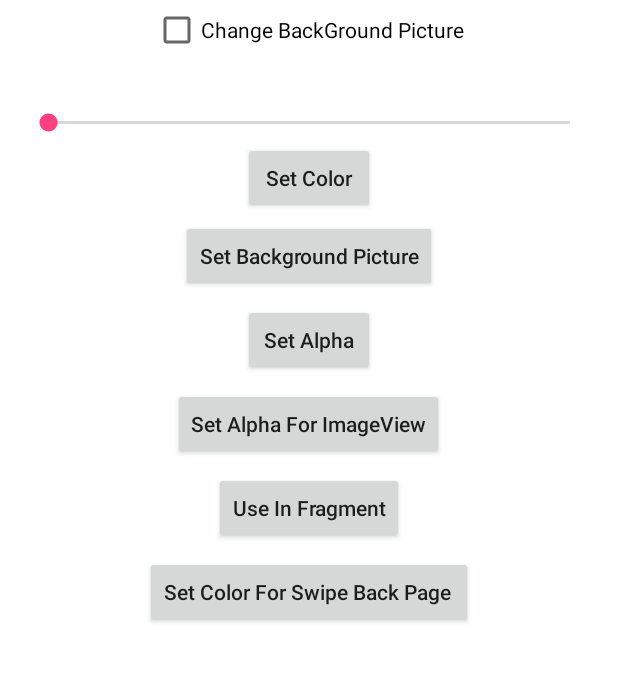
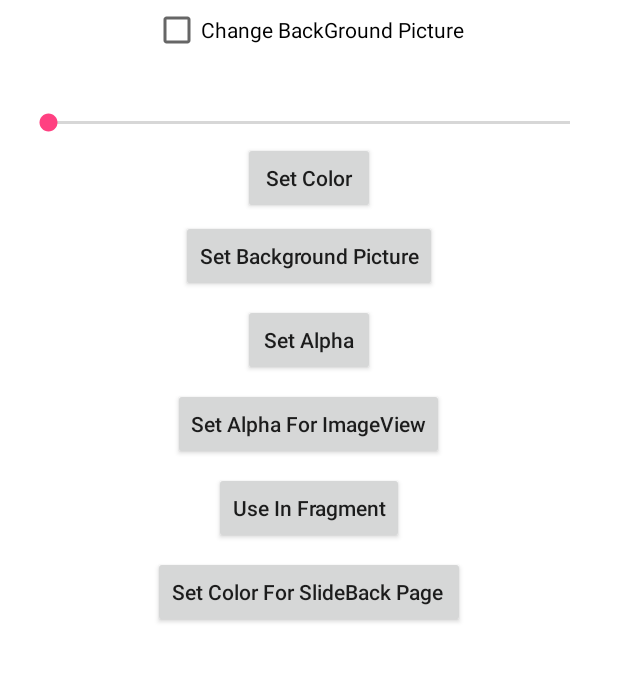
Before and after one commit to spnmyn/StatusBar, an Android app: the screen it shows after launch (MainActivity), on a phone screen of 412 x 824 dp, the part 84-766 px from its top. Run offline under Robolectric (Android 15) with nearby library versions, the phone set to English and light mode, and no system bars; libraries missing offline, so code that uses them is left out: com.jaeger.library; 3 statements that could not run were skipped.

Commit message:
修改提交。

```diff
--- a/app/src/main/java/com/example/administrator/statusbar/MainActivity.java
+++ b/app/src/main/java/com/example/administrator/statusbar/MainActivity.java
@@ -13,6 +13,7 @@ import android.widget.SeekBar;
 import android.widget.TextView;
 
 public class MainActivity extends BaseActivity {
+    /*声明控件*/
     private DrawerLayout mDrawerLayout;
     private Toolbar mToolbar;
     private CheckBox chb_change_background_picture;
@@ -21,12 +22,11 @@ public class MainActivity extends BaseActivity {
     private Button btn_set_alpha;
     private Button btn_set_alpha_for_image_view;
     private Button btn_use_in_fragment;
-    private Button btn_set_color_for_swipe_back_page;
-
+    private Button btn_set_color_for_slideBack_page;
     private ViewGroup contentLayout;
     private SeekBar mSbChangeAlpha;
     private TextView mTvStatusAlpha;
-
+    /*声明颜色、透明度变量*/
     private int mStatusBarColor;
     private int mAlpha = com.jaeger.library.StatusBarUtil.DEFAULT_STATUS_BAR_ALPHA;
 
@@ -34,7 +34,7 @@ public class MainActivity extends BaseActivity {
     protected void onCreate(Bundle savedInstanceState) {
         super.onCreate(savedInstanceState);
         setContentView(R.layout.activity_main);
-
+        // 初始化控件
         mDrawerLayout = (DrawerLayout) findViewById(R.id.drawer_layout);
         contentLayout = (ViewGroup) findViewById(R.id.main);
         mToolbar = (Toolbar) findViewById(R.id.toolbar);
@@ -44,11 +44,11 @@ public class MainActivity extends BaseActivity {
         btn_set_alpha = (Button) findViewById(R.id.btn_set_alpha);
         btn_set_alpha_for_image_view = (Button) findViewById(R.id.btn_set_alpha_for_image_view);
         btn_use_in_fragment = (Button) findViewById(R.id.btn_use_in_fragment);
-        btn_set_color_for_swipe_back_page = (Button) findViewById(R.id.btn_set_color_for_swipe_back_page);
+        btn_set_color_for_slideBack_page = (Button) findViewById(R.id.btn_set_color_for_slideBack_page);
         mSbChangeAlpha = (SeekBar) findViewById(R.id.sb_change_alpha);
         mTvStatusAlpha = (TextView) findViewById(R.id.tv_status_alpha);
+
         setSupportActionBar(mToolbar);
-
         ActionBarDrawerToggle toggle = new ActionBarDrawerToggle(this, mDrawerLayout, mToolbar, R.string.navigation_drawer_open, R.string.navigation_drawer_close);
         mDrawerLayout.setDrawerListener(toggle);
         toggle.syncState();
@@ -95,7 +95,7 @@ public class MainActivity extends BaseActivity {
             }
         });
 
-        btn_set_color_for_swipe_back_page.setOnClickListener(new View.OnClickListener() {
+        btn_set_color_for_slideBack_page.setOnClickListener(new View.OnClickListener() {
             @Override
             public void onClick(View v) {
                 Intent intent = new Intent(MainActivity.this, SwipeBackActivity.class);
--- a/app/src/main/java/com/example/administrator/statusbar/SwipeBackActivity.java
+++ b/app/src/main/java/com/example/administrator/statusbar/SwipeBackActivity.java
@@ -18,9 +18,11 @@ import java.util.Random;
  */
 
 public class SwipeBackActivity extends BaseActivity {
+    /*声明控件*/
+    private Toolbar mToolbar;
     private Button mBtnChangeColor;
+    /*声明颜色*/
     private int mColor = Color.GRAY;
-    private Toolbar mToolbar;
 
     @Override
     protected void onCreate(@Nullable Bundle savedInstanceState) {
@@ -28,6 +30,7 @@ public class SwipeBackActivity extends BaseActivity {
         // 设置右滑动返回
         Slidr.attach(this);
         setContentView(R.layout.swipe_back_activity);
+        // 初始化控件
         mToolbar = (Toolbar) findViewById(R.id.toolbar);
         mBtnChangeColor = (Button) findViewById(R.id.btn_change_color);
 
@@ -36,6 +39,7 @@ public class SwipeBackActivity extends BaseActivity {
             getSupportActionBar().setDisplayHomeAsUpEnabled(true);
         }
         mToolbar.setBackgroundColor(mColor);
+        // 随机改变颜色
         mBtnChangeColor.setOnClickListener(new View.OnClickListener() {
             @Override
             public void onClick(View v) {
--- a/app/src/main/res/layout/activity_main.xml
+++ b/app/src/main/res/layout/activity_main.xml
@@ -89,12 +89,12 @@
                 android:text="Use In Fragment" />
 
             <Button
-                android:id="@+id/btn_set_color_for_swipe_back_page"
+                android:id="@+id/btn_set_color_for_slideBack_page"
                 android:layout_width="wrap_content"
                 android:layout_height="wrap_content"
                 android:layout_gravity="center_horizontal"
                 android:layout_margin="4dp"
-                android:text="Set Color For Swipe Back Page " />
+                android:text="Set Color For SlideBack Page " />
 
         </LinearLayout>
     </FrameLayout>
@@ -105,7 +105,7 @@
         android:layout_height="match_parent"
         android:layout_gravity="start"
         android:background="@color/white"
-        app:headerLayout="@layout/nav_header"
+        app:headerLayout="@layout/navigation_header"
         app:menu="@menu/activity_main_drawer" />
 
 </android.support.v4.widget.DrawerLayout>
--- a/app/src/main/res/menu/activity_main_drawer.xml
+++ b/app/src/main/res/menu/activity_main_drawer.xml
@@ -1,5 +1,6 @@
 <?xml version="1.0" encoding="utf-8"?>
 <menu xmlns:android="http://schemas.android.com/apk/res/android">
+    <!--并列菜单选项-->
     <group android:checkableBehavior="single">
         <item
             android:id="@+id/nav_camera"
@@ -19,6 +20,7 @@
             android:title="Tools" />
     </group>
 
+    <!--Communicate里面包含菜单选项-->
     <item android:title="Communicate">
         <menu>
             <item
```
Also changed, not shown: app/src/main/java/com/example/administrator/statusbar/ColorStatusBarActivity.java (+6 -6 lines), app/src/main/java/com/example/administrator/statusbar/ImageStatusBarActivity.java (+6 -5 lines), app/src/main/java/com/example/administrator/statusbar/ImageViewActivity.java (+5 -2 lines), app/src/main/java/com/example/administrator/statusbar/UseInFragmentActivity.java (+8 -3 lines), app/src/main/java/com/example/administrator/statusbar/fragment/SimpleFragment.java (+6 -1 lines), app/src/main/res/layout/navigation_header.xml (renamed from app/src/main/res/layout/nav_header.xml).
